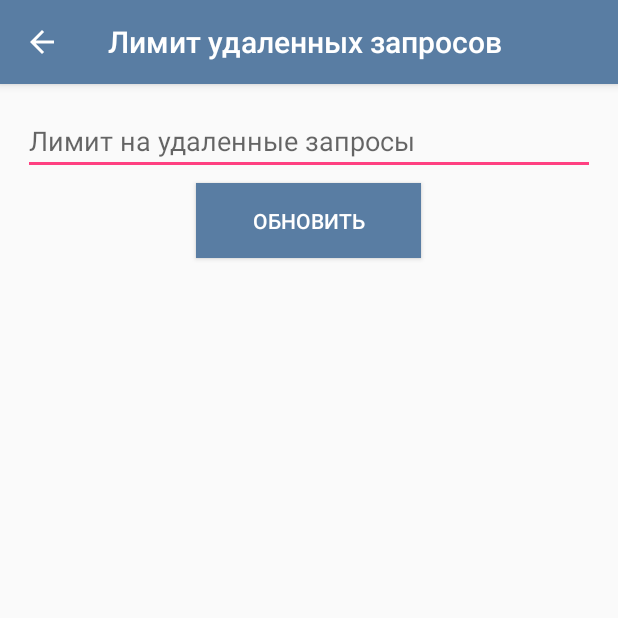
After one commit to ANIKINKIRILL/uscore_cloud_firestore, an Android app: the ChangeLimitRemoteRequestAdminSectionActivity screen opened directly, with no data from a screen before it, on a phone screen of 412 x 824 dp, the top half of it. The commit adds this screen. Run offline under Robolectric (Android 15) with nearby library versions, the phone set to English and light mode, and no system bars; our stand-ins replace Firebase (no records; nobody signed in at launch, a user with empty details on screens opened directly).

Commit message:
Админ может изменять лимит на удаленные запросы, QR-код

```diff
--- /dev/null
+++ b/app/src/main/java/com/it_score/admin/uscore001/activities/ChangeLimitRemoteRequestAdminSectionActivity.java
@@ -0,0 +1,97 @@
+package com.it_score.admin.uscore001.activities;
+
+import android.graphics.drawable.ColorDrawable;
+import android.os.Bundle;
+import android.support.annotation.NonNull;
+import android.support.annotation.Nullable;
+import android.support.v7.app.ActionBar;
+import android.support.v7.app.AppCompatActivity;
+import android.view.MenuItem;
+import android.view.View;
+import android.widget.Button;
+import android.widget.EditText;
+import android.widget.Toast;
+
+import com.google.android.gms.tasks.OnCompleteListener;
+import com.google.android.gms.tasks.Task;
+import com.google.firebase.firestore.CollectionReference;
+import com.google.firebase.firestore.FirebaseFirestore;
+import com.it_score.admin.uscore001.R;
+
+/**
+ * Актитвити для изменения лимита удаленных запросов (Пользователь -> Админ)
+ */
+
+public class ChangeLimitRemoteRequestAdminSectionActivity extends AppCompatActivity implements View.OnClickListener{
+
+    // Firebase
+    private FirebaseFirestore firebaseFirestore = FirebaseFirestore.getInstance();
+    private CollectionReference LIMIT_REMOTE_REQUEST = firebaseFirestore.collection("LIMIT_REMOTE_REQUEST");
+
+    // Виджеты
+    private EditText limitEditText;
+    private Button releaseButton;
+
+    @Override
+    protected void onCreate(@Nullable Bundle savedInstanceState) {
+        super.onCreate(savedInstanceState);
+        setContentView(R.layout.change_limit_remote_request_admin_section_activity);
+        init();
+        initActionBar();
+    }
+
+    /**
+     * Инициализация виджетов
+     */
+
+    private void init(){
+        limitEditText = findViewById(R.id.limit);
+        releaseButton = findViewById(R.id.releaseButton);
+
+        releaseButton.setOnClickListener(this);
+    }
+
+    /**
+     * Настройка ActionBar
+     */
+
+    private void initActionBar(){
+        ActionBar actionBar = getSupportActionBar();
+        actionBar.setTitle("Лимит удаленных запросов");
+        actionBar.setHomeButtonEnabled(true);
+        actionBar.setDisplayHomeAsUpEnabled(true);
+        actionBar.setBackgroundDrawable(new ColorDrawable(getResources().getColor(R.color.startblue_transparent)));
+    }
+
+    @Override
+    public void onClick(View v) {
+        switch (v.getId()){
+            case R.id.releaseButton:{
+                String new_limit = limitEditText.getText().toString();
+                LIMIT_REMOTE_REQUEST.document(getString(R.string.limit_remote_request_doc)).update("limit", new_limit).addOnCompleteListener(new OnCompleteListener<Void>() {
+                    @Override
+                    public void onComplete(@NonNull Task<Void> task) {
+                        if(task.isSuccessful()){
+                            Toast.makeText(ChangeLimitRemoteRequestAdminSectionActivity.this, "Лимит обновлен успешно", Toast.LENGTH_SHORT).show();
+                            limitEditText.setText("");
+                        }else{
+                            Toast.makeText(ChangeLimitRemoteRequestAdminSectionActivity.this, "ERROR die to :" + task.getException().getMessage(), Toast.LENGTH_SHORT).show();
+                        }
+                    }
+                });
+                break;
+            }
+        }
+    }
+
+    @Override
+    public boolean onOptionsItemSelected(MenuItem item) {
+        switch (item.getItemId()){
+            case android.R.id.home:{
+                finish();
+                break;
+            }
+        }
+        return super.onOptionsItemSelected(item);
+    }
+}
--- /dev/null
+++ b/app/src/main/res/layout/change_limit_remote_request_admin_section_activity.xml
@@ -0,0 +1,30 @@
+<?xml version="1.0" encoding="utf-8"?>
+<RelativeLayout
+    xmlns:android="http://schemas.android.com/apk/res/android"
+    android:layout_width="match_parent"
+    android:layout_height="match_parent">
+
+    <EditText
+        android:id="@+id/limit"
+        android:hint="Лимит на удаленные запросы"
+        android:layout_marginTop="15dp"
+        android:inputType="number"
+        android:layout_marginEnd="15dp"
+        android:layout_marginStart="15dp"
+        android:layout_width="match_parent"
+        android:layout_height="wrap_content" />
+
+    <Button
+        android:id="@+id/releaseButton"
+        android:layout_gravity="center"
+        android:text="Обновить"
+        android:layout_below="@id/limit"
+        android:background="@color/startblue_transparent"
+        android:textColor="@android:color/white"
+        android:layout_width="150dp"
+        android:layout_marginTop="5dp"
+        android:layout_centerHorizontal="true"
+        android:padding="15dp"
+        android:layout_height="wrap_content" />
+
+</RelativeLayout>
--- a/app/src/main/res/values/strings.xml
+++ b/app/src/main/res/values/strings.xml
@@ -194,6 +194,9 @@
     <string name="requestDetailsScore">requestDetailScore</string>
     <string name="requestDetailsOption">requestDetailOption</string>
 
+    <string name="limit_remote_request_doc">FdqR3mJBKDBrBG9BKwD9</string>
+    <string name="limit_qrcode_doc">TY9MpQFh4xVkOLpJif28</string>
+
     <string name="social">Соц.сети</string>
     <string name="make_request">Отправить удаленный запрос</string>
     <string name="description">описание</string>
```
Also changed, not shown: app/src/main/AndroidManifest.xml (+21 -1 lines), app/src/main/java/com/it_score/admin/uscore001/activities/ChangeQRCODE_LIMITAdminSectionActivity.java (added, +97 -0 lines), app/src/main/java/com/it_score/admin/uscore001/util/AdminFunctionsRecyclerViewAdapter.java (+10 -0 lines), app/src/main/res/layout/change_qrcode_admin_section_activity.xml (added, +30 -0 lines).
